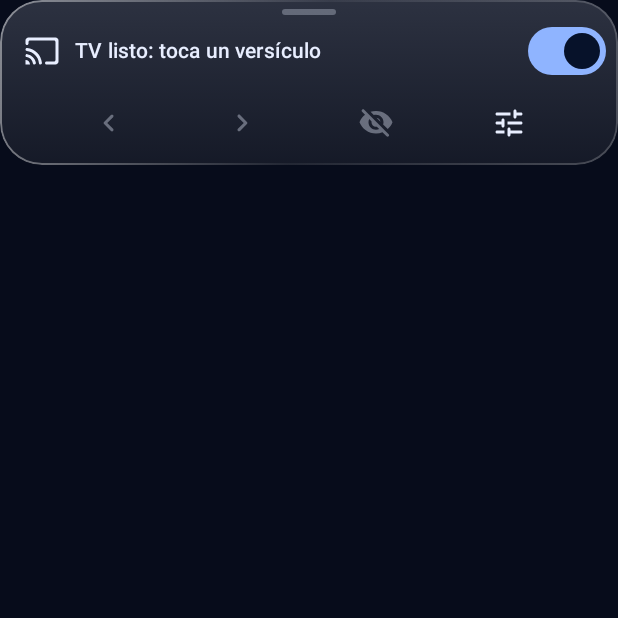
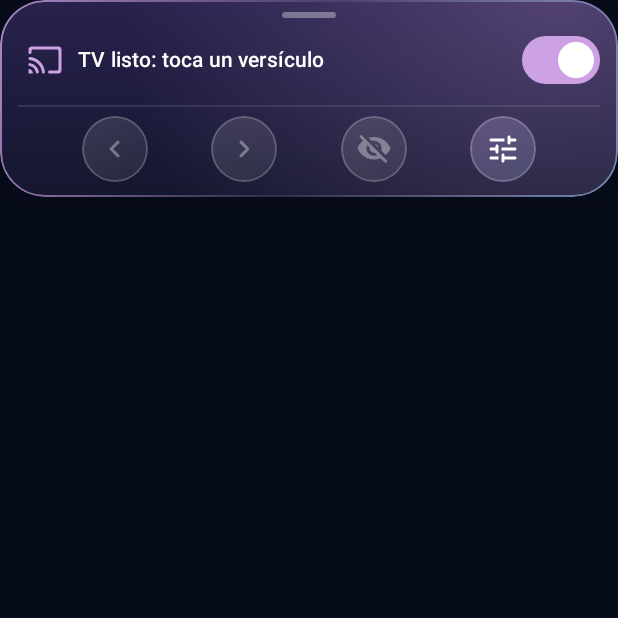
Before and after one commit to iamsantyjm-dotcom/BetaUCD, an Android app built with Jetpack Compose: the composable ExternalBar shown on its own in the app's theme, on a phone screen of 412 x 824 dp, the top half of it. Run offline under Robolectric (Android 15) with nearby library versions, the phone set to English and light mode, and no system bars; network calls fail; 2 statements that could not run were skipped.

Commit message:
Add files via upload

```diff
--- a/app/src/main/java/com/ucd/player/ui/BibleUi.kt
+++ b/app/src/main/java/com/ucd/player/ui/BibleUi.kt
@@ -24,6 +24,14 @@ import androidx.compose.runtime.*
 import androidx.compose.ui.Alignment
 import androidx.compose.ui.Modifier
 import androidx.compose.ui.draw.clip
+import androidx.compose.ui.draw.alpha
+import androidx.compose.ui.draw.shadow
+import androidx.compose.ui.geometry.Offset
+import androidx.compose.ui.graphics.Brush
+import androidx.compose.ui.graphics.vector.ImageVector
+import androidx.compose.foundation.border
+import androidx.compose.foundation.clickable
+import androidx.compose.foundation.shape.CircleShape
 import androidx.compose.ui.draw.drawBehind
 import androidx.compose.ui.geometry.Size
 import androidx.compose.foundation.gestures.detectDragGestures
@@ -170,53 +178,96 @@ fun BibleTab(
     }
 }
 
+private val PillLavender = Color(0xFFCDA2E4)
+private val PillSky = Color(0xFFA9C4EC)
+
+/** Botón redondo de la barra del TV: se ve como botón (fondo y borde propios), no como un icono suelto. */
+@Composable
+private fun PillButton(
+    icon: ImageVector, desc: String, onClick: () -> Unit,
+    enabled: Boolean = true, active: Boolean = false, accent: Boolean = false,
+) {
+    val bg = when {
+        active -> Brush.linearGradient(listOf(PillLavender, PillSky))
+        accent -> Brush.linearGradient(listOf(PillLavender.copy(alpha = 0.28f), PillSky.copy(alpha = 0.22f)))
+        else -> Brush.linearGradient(listOf(Color.White.copy(alpha = 0.13f), Color.White.copy(alpha = 0.07f)))
+    }
+    Box(
+        Modifier.size(44.dp).clip(CircleShape).background(bg)
+            .border(1.dp, if (active) Color.White.copy(alpha = 0.7f) else Color.White.copy(alpha = 0.20f), CircleShape)
+            .alpha(if (enabled) 1f else 0.35f)
+            .clickable(enabled = enabled, onClick = onClick),
+        contentAlignment = Alignment.Center,
+    ) {
+        Icon(icon, desc, tint = if (active) Color(0xFF14152A) else Color.White, modifier = Modifier.size(24.dp))
+    }
+}
+
 /** Barra del TV: interruptor de pantalla externa y, si está encendida, anterior / siguiente, negro y ajustes. */
 @Composable
 private fun ExternalBar(onSettings: () -> Unit) {
     val ctx = LocalContext.current
     val flat = ExternalDisplay.flat
     val on = ExternalDisplay.enabled
-    val shape = rs(28.dp)
+    val shape = rs(30.dp)
     Surface(
-        shape = shape, color = Color.Transparent, contentColor = MaterialTheme.colorScheme.onSurface,
-        modifier = Modifier.fillMaxWidth().widthIn(max = 300.dp).glass(shape),
+        shape = shape, color = Color.Transparent, contentColor = Color.White,
+        modifier = Modifier.fillMaxWidth().widthIn(max = 320.dp)
+            .shadow(14.dp, shape, ambientColor = Color.Black, spotColor = Color.Black)
+            .clip(shape)
+            // Fondo casi opaco (el texto de los versículos de atrás ya no se mezcla con los botones)
+            .background(Brush.verticalGradient(listOf(Color(0xF22A2350), Color(0xF2151730))))
+            .drawBehind {
+                drawRect(Brush.radialGradient(
+                    listOf(PillLavender.copy(alpha = 0.25f), Color.Transparent),
+                    center = Offset(size.width * 0.9f, 0f), radius = size.width * 0.7f,
+                ))
+            }
+            .border(
+                1.dp,
+                Brush.linearGradient(listOf(PillLavender.copy(alpha = 0.8f), Color.White.copy(alpha = 0.08f), PillSky.copy(alpha = 0.6f))),
+                shape,
+            ),
     ) {
-        Column(Modifier.padding(horizontal = 8.dp, vertical = 4.dp), horizontalAlignment = Alignment.CenterHorizontally) {
+        Column(Modifier.padding(horizontal = 12.dp, vertical = 6.dp), horizontalAlignment = Alignment.CenterHorizontally) {
             // Asa: la barra se arrastra para moverla
             Box(
-                Modifier.padding(top = 2.dp).size(width = 36.dp, height = 4.dp).clip(rs(2.dp))
-                    .background(MaterialTheme.colorScheme.onSurface.copy(alpha = 0.3f)),
+                Modifier.padding(top = 2.dp, bottom = 4.dp).size(width = 36.dp, height = 4.dp).clip(rs(2.dp))
+                    .background(Color.White.copy(alpha = 0.35f)),
             )
             Row(verticalAlignment = Alignment.CenterVertically) {
-                Icon(Icons.Rounded.Cast, null, modifier = Modifier.padding(start = 8.dp))
+                Icon(Icons.Rounded.Cast, null, tint = if (on) PillLavender else Color.White.copy(alpha = 0.6f), modifier = Modifier.padding(start = 6.dp))
                 Text(
                     when {
                         !on -> "Pantalla externa apagada"
                         flat >= 0 -> "En el TV: ${Bible.label(flat)}"
                         else -> "TV listo: toca un versículo"
                     },
-                    style = MaterialTheme.typography.labelLarge, maxLines = 1, overflow = TextOverflow.Ellipsis,
+                    style = MaterialTheme.typography.labelLarge, color = Color.White,
+                    maxLines = 1, overflow = TextOverflow.Ellipsis,
                     modifier = Modifier.weight(1f).padding(horizontal = 10.dp),
                 )
-                Switch(checked = on, onCheckedChange = { ExternalDisplay.setEnabled(ctx, it) })
+                Switch(
+                    checked = on, onCheckedChange = { ExternalDisplay.setEnabled(ctx, it) },
+                    colors = SwitchDefaults.colors(
+                        checkedThumbColor = Color.White, checkedTrackColor = PillLavender, checkedBorderColor = Color.Transparent,
+                        uncheckedThumbColor = Color.White.copy(alpha = 0.85f), uncheckedTrackColor = Color.White.copy(alpha = 0.14f),
+                        uncheckedBorderColor = Color.White.copy(alpha = 0.35f),
+                    ),
+                )
             }
             if (on) {
-                Row(Modifier.fillMaxWidth(), horizontalArrangement = Arrangement.SpaceEvenly) {
-                    IconButton(onClick = { ExternalDisplay.move(-1) }, enabled = flat >= 0) {
-                        Icon(Icons.Rounded.ChevronLeft, "Versículo anterior")
-                    }
-                    IconButton(onClick = { ExternalDisplay.move(1) }, enabled = flat >= 0) {
-                        Icon(Icons.Rounded.ChevronRight, "Versículo siguiente")
-                    }
-                    IconButton(
-                        onClick = { ExternalDisplay.blackout = !ExternalDisplay.blackout }, enabled = flat >= 0,
-                    ) {
-                        Icon(
-                            if (ExternalDisplay.blackout) Icons.Rounded.Visibility else Icons.Rounded.VisibilityOff,
-                            "TV en negro",
-                        )
-                    }
-                    IconButton(onClick = onSettings) { Icon(Icons.Rounded.Tune, "Fondo, letra y zoom del TV") }
+                // Línea fina que separa el estado de los botones
+                Box(Modifier.padding(vertical = 6.dp).fillMaxWidth().height(1.dp).background(Color.White.copy(alpha = 0.10f)))
+                Row(Modifier.fillMaxWidth().padding(bottom = 4.dp), horizontalArrangement = Arrangement.SpaceEvenly) {
+                    PillButton(Icons.Rounded.ChevronLeft, "Versículo anterior", { ExternalDisplay.move(-1) }, enabled = flat >= 0)
+                    PillButton(Icons.Rounded.ChevronRight, "Versículo siguiente", { ExternalDisplay.move(1) }, enabled = flat >= 0)
+                    PillButton(
+                        if (ExternalDisplay.blackout) Icons.Rounded.Visibility else Icons.Rounded.VisibilityOff,
+                        "TV en negro", { ExternalDisplay.blackout = !ExternalDisplay.blackout },
+                        enabled = flat >= 0, active = ExternalDisplay.blackout,
+                    )
+                    PillButton(Icons.Rounded.Tune, "Fondo, letra y zoom del TV", onSettings, accent = true)
                 }
             }
         }
```
